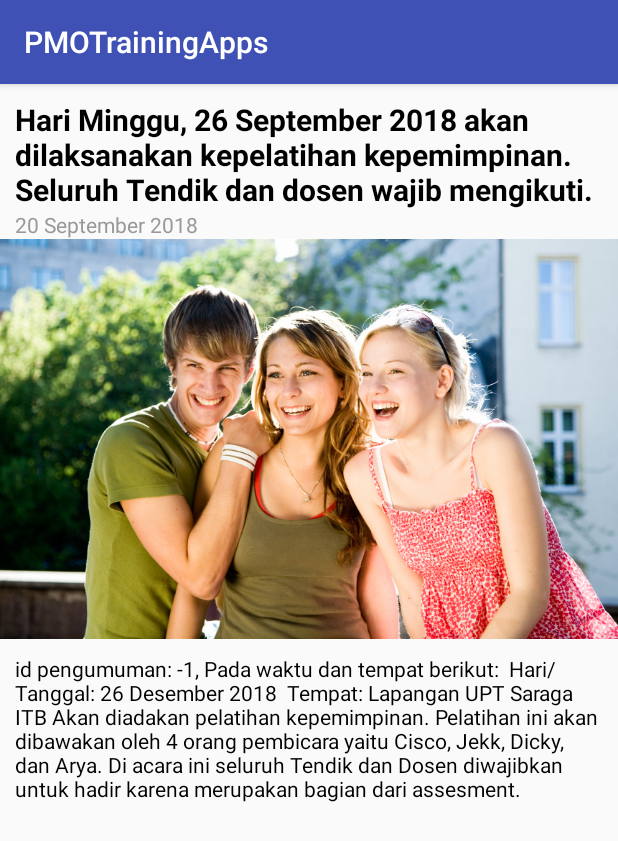
After one commit to FranciscoKen/PPL_II-I_PMO, an Android app: the Content screen opened directly, with no data from a screen before it, on a phone screen of 412 x 824 dp. The commit adds this screen. Shown: the top 841 px of the screen. Run offline under Robolectric (Android 15) with nearby library versions, the light colour scheme and no system bars.

Commit message:
Add halaman pengumuman

```diff
--- /dev/null
+++ b/android/app/src/main/java/ppl/pmotrainingapps/content/Content.java
@@ -0,0 +1,35 @@
+package ppl.pmotrainingapps.content;
+
+import android.support.v7.app.AppCompatActivity;
+import android.os.Bundle;
+import android.widget.ImageView;
+import android.widget.TextView;
+
+import com.bumptech.glide.Glide;
+
+import ppl.pmotrainingapps.R;
+
+public class Content extends AppCompatActivity {
+
+    TextView headerText;
+    TextView dateText;
+    TextView contentText;
+    ImageView headerImage;
+    @Override
+    protected void onCreate(Bundle savedInstanceState) {
+        super.onCreate(savedInstanceState);
+        setContentView(R.layout.activity_content);
+        headerImage = findViewById(R.id.headerImage);
+        contentText = findViewById(R.id.contentText);
+        headerText =  findViewById(R.id.headerText);
+        dateText =  findViewById(R.id.headerDate);
+
+
+        Glide.with(this).load(R.drawable.header1).into(headerImage);
+        Bundle b = getIntent().getExtras();
+        int value = -1; // or other values
+        if(b != null)
+            value = b.getInt("idpengumuman");
+        contentText.setText("id pengumuman: "+value+ ", " + contentText.getText());
+    }
+}
--- /dev/null
+++ b/android/app/src/main/res/layout/activity_content.xml
@@ -0,0 +1,49 @@
+<?xml version="1.0" encoding="utf-8"?>
+<LinearLayout xmlns:android="http://schemas.android.com/apk/res/android"
+    xmlns:app="http://schemas.android.com/apk/res-auto"
+    xmlns:tools="http://schemas.android.com/tools"
+    android:layout_width="match_parent"
+    android:layout_height="match_parent"
+    tools:context="ppl.pmotrainingapps.content.Content"
+    android:orientation="vertical">
+
+    <TextView
+        android:id="@+id/headerText"
+        android:layout_width="match_parent"
+        android:layout_height="wrap_content"
+        android:text="Hari Minggu, 26 September 2018 akan dilaksanakan kepelatihan kepemimpinan. Seluruh Tendik dan dosen wajib mengikuti."
+        android:textStyle="bold"
+        android:textSize="20sp"
+        android:layout_marginTop="10dp"
+        android:layout_marginLeft="10dp"
+        android:layout_marginRight="10dp"
+        android:textColor="@color/colorHeaderText"
+        />
+    <TextView
+        android:id="@+id/headerDate"
+        android:layout_width="match_parent"
+        android:layout_height="wrap_content"
+        android:text="20 September 2018"
+        android:textSize="14sp"
+        android:layout_marginLeft="10dp"
+        android:layout_marginRight="10dp"
+        android:textColor="@color/colorGray"
+        />
+    <ImageView
+        android:id="@+id/headerImage"
+        android:layout_width="match_parent"
+        android:layout_height="wrap_content" />
+    <TextView
+        android:id="@+id/contentText"
+        android:layout_width="match_parent"
+        android:layout_height="wrap_content"
+        android:text="Pada waktu dan tempat berikut:
+	Hari/Tanggal: 26 Desember 2018
+	Tempat: Lapangan UPT Saraga ITB
+Akan diadakan pelatihan kepemimpinan. Pelatihan ini akan dibawakan oleh 4 orang pembicara yaitu Cisco, Jekk, Dicky, dan Arya. Di acara ini seluruh Tendik dan Dosen diwajibkan untuk hadir karena merupakan bagian dari assesment."
+        android:textSize="14sp"
+        android:padding="10dp"
+        android:textColor="@color/colorHeaderText"
+        />
+
+</LinearLayout>
--- a/android/app/src/main/res/layout/fragment_blank.xml
+++ b/android/app/src/main/res/layout/fragment_blank.xml
@@ -5,9 +5,5 @@
     tools:context="ppl.pmotrainingapps.BlankFragment">
 
     <!-- TODO: Update blank fragment layout -->
-    <TextView
-        android:layout_width="match_parent"
-        android:layout_height="match_parent"
-        android:text="@string/hello_blank_fragment" />
 
 </FrameLayout>
--- a/android/app/src/main/res/layout/fragment_home.xml
+++ b/android/app/src/main/res/layout/fragment_home.xml
@@ -7,7 +7,7 @@
     <android.support.v4.widget.NestedScrollView
         android:layout_width="match_parent"
         android:layout_height="wrap_content"
-
+        android:id="@+id/nestedscroll"
         >
 
         <RelativeLayout
@@ -48,7 +48,7 @@
                 android:layout_marginTop="20dp"
                 android:text="@string/header_pengumuman"
                 android:textAlignment="center"
-                android:textSize="25dp"
+                android:textSize="25sp"
                 android:textStyle="bold" />
 
             <android.support.v7.widget.RecyclerView
--- a/android/app/src/main/res/values/colors.xml
+++ b/android/app/src/main/res/values/colors.xml
@@ -2,5 +2,8 @@
 <resources>
     <color name="colorPrimary">#3F51B5</color>
     <color name="colorPrimaryDark">#303F9F</color>
+    <color name="colorHeaderText">#000000</color>
+    <color name="colorText">#000000</color>
+    <color name="colorGray">#999999</color>
     <color name="colorAccent">#FF4081</color>
 </resources>
```
Also changed, not shown: android/app/src/main/AndroidManifest.xml (+5 -4 lines), android/app/src/main/java/ppl/pmotrainingapps/Home/AdapterPengumuman.java (+23 -3 lines), android/app/src/main/java/ppl/pmotrainingapps/Home/HomeFragment.java (+16 -10 lines), android/app/src/main/java/ppl/pmotrainingapps/Pengumuman/Pengumuman.java (+11 -1 lines), android/app/src/main/res/layout/card_pengumuman.xml (+3 -4 lines), android/app/src/main/res/drawable/header1.jpg (added).
